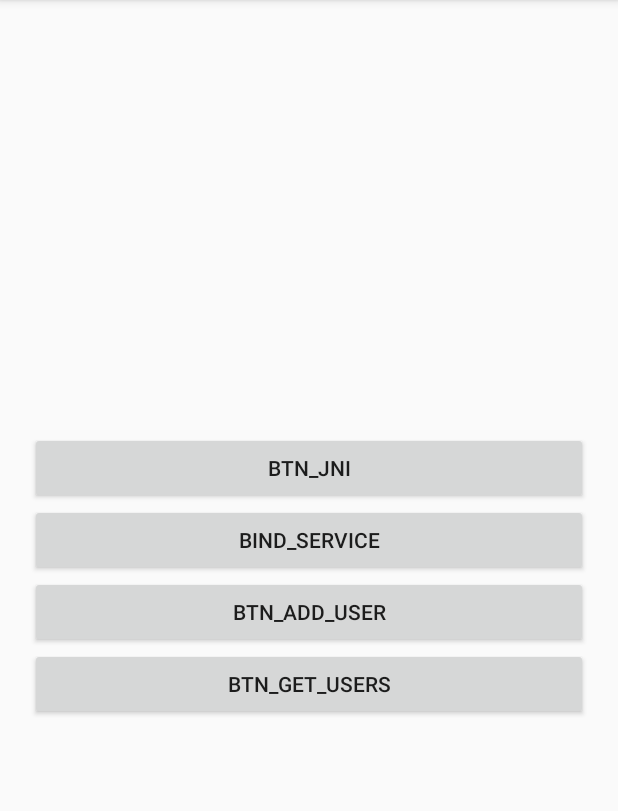
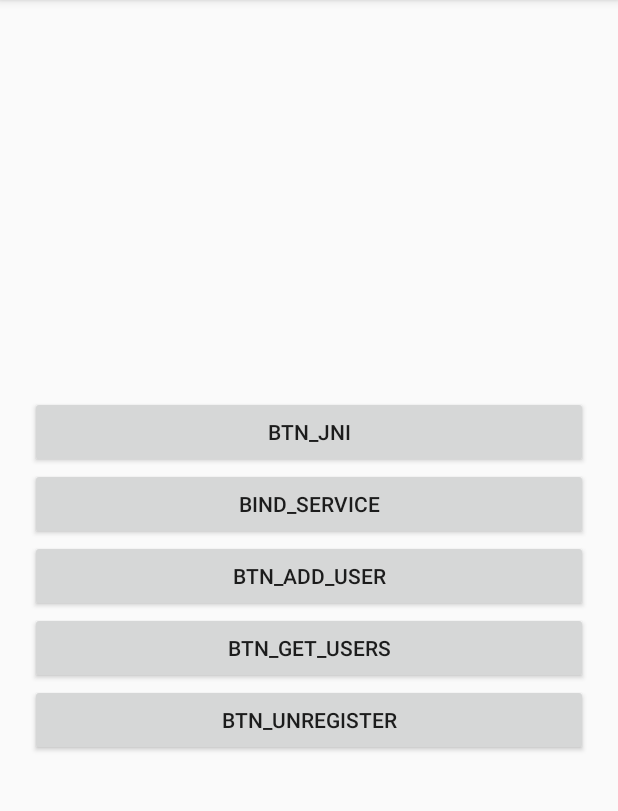
Before and after one commit to toberole/jni_xxxx_demo, an Android app: the screen it shows after launch (MainActivity), on a phone screen of 412 x 824 dp, the part 84-895 px from its top. Run offline under Robolectric (Android 15) with nearby library versions, the phone set to English and light mode, and no system bars; 2 statements that could not run were skipped.

Commit message:
利用RemoteCallbackList实现跨进程的注册和反注册listener

```diff
--- a/app/src/main/res/layout/activity_main.xml
+++ b/app/src/main/res/layout/activity_main.xml
@@ -36,4 +36,11 @@
         android:text="btn_get_users" />
 
 
+    <Button
+        android:id="@+id/btn_unregister"
+        android:layout_width="match_parent"
+        android:layout_height="wrap_content"
+        android:text="btn_unregister" />
+
+
 </LinearLayout>
```
Also changed, not shown: app/src/main/java/com/jni/org/activity/MainActivity.java (+23 -11 lines).
